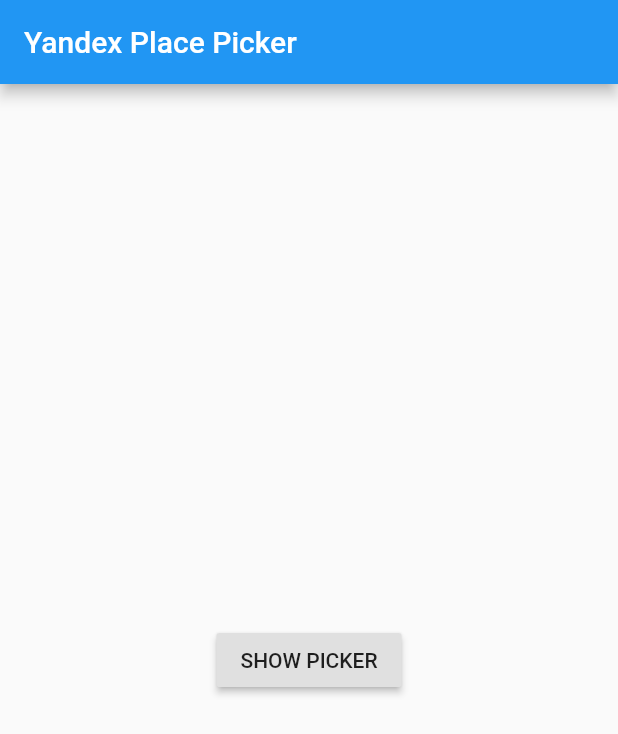
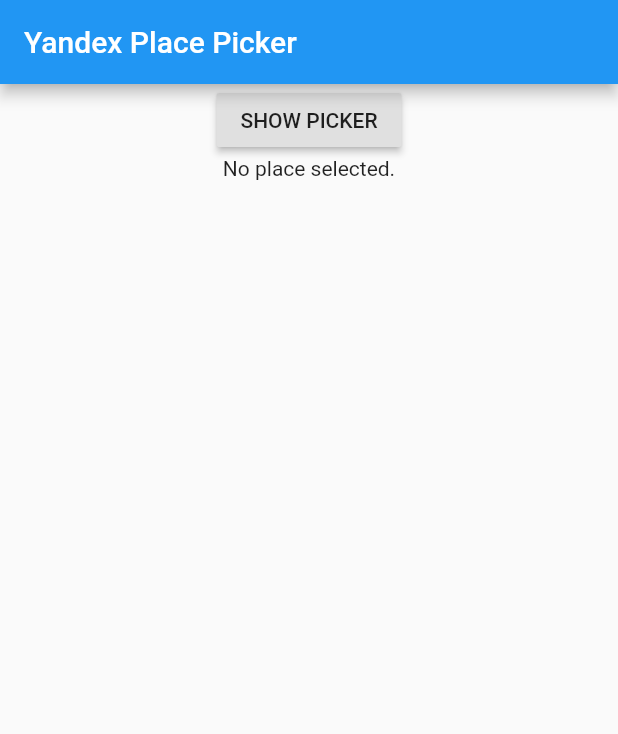
Before and after one commit to vanyasem/yandex_place_picker, a Flutter app: the screen it shows after launch, on a phone screen of 412 x 824 dp. Shown: the top 734 px of the screen. Run offline on Flutter 3.47's test engine with Material 2 defaults, Android fonts, the phone set to English and light mode, and no system bars; missing offline and left inert: yandex_mapkit.

Commit message:
Flutter: Initial implementation

```diff
--- a/example/lib/main.dart
+++ b/example/lib/main.dart
@@ -1,5 +1,4 @@
 import 'package:flutter/material.dart';
-import 'dart:async';
 
 import 'package:yandex_place_picker/yandexplacepicker.dart';
 
@@ -11,19 +10,8 @@
 }
 
 class _MyAppState extends State<MyApp> {
-  @override
-  void initState() {
-    super.initState();
-    initPlatformState();
-  }
-
-  // Platform messages are asynchronous, so we initialize in an async method.
-  Future<void> initPlatformState() async {
-    // If the widget was removed from the tree while the asynchronous platform
-    // message was in flight, we want to discard the reply rather than calling
-    // setState to update our non-existent appearance.
-    if (!mounted) return;
-  }
+  final YandexPlacePicker _yandexPlacePicker = YandexPlacePicker();
+  Place _place;
 
   @override
   Widget build(BuildContext context) {
@@ -33,11 +21,21 @@
           title: const Text('Yandex Place Picker'),
         ),
         body: Center(
-          child: RaisedButton(
-            child: Text('Show Picker'.toUpperCase()),
-            onPressed: () {
-              YandexPlacePicker.launchPicker();
-            },
+          child: Column(
+            children: <Widget>[
+              RaisedButton(
+                child: Text('Show Picker'.toUpperCase()),
+                onPressed: () async {
+                  Place place = await YandexPlacePicker.selectPlace();
+                  setState(() {
+                    _place = place;
+                  });
+                },
+              ),
+              Text(
+                _place == null ? 'No place selected.' : _place.toString(),
+              ),
+            ],
           ),
         ),
       ),
```
Also changed, not shown: lib/yandexplacepicker.dart (+32 -6 lines), lib/src/picker_screen.dart (added), lib/src/search_screen.dart (added), lib/src/utils.dart (added), 1 other file.
